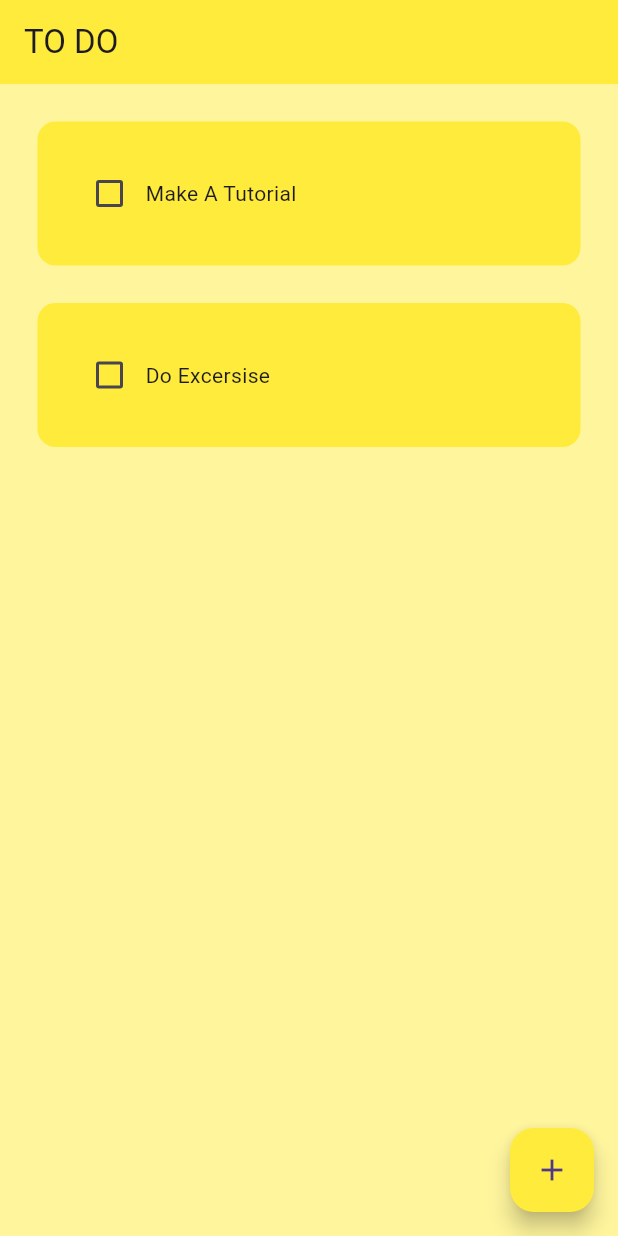
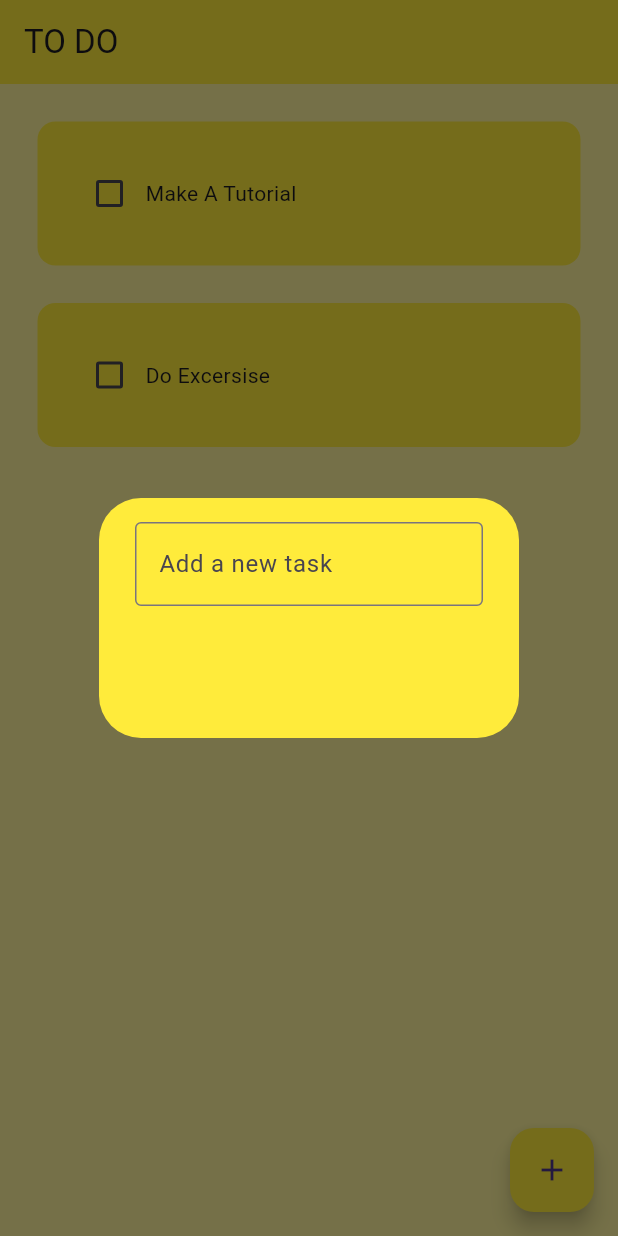
Before and after one commit to Sajmon410/simon-says, a Flutter app: the screen it shows after launch, after a tap on the "add" icon, on a phone screen of 412 x 824 dp. Run offline on Flutter 3.47's test engine with Material 3 defaults, Android fonts, the phone set to English and light mode, and no system bars.

Commit message:
Dialog Box added.

```diff
--- a/lib/pages/home_page.dart
+++ b/lib/pages/home_page.dart
@@ -1,4 +1,5 @@
 import 'package:flutter/material.dart';
+import 'package:mylist/util/dialog_box.dart';
 import 'package:mylist/util/todo_tile.dart';
 
 class HomePage extends StatefulWidget {
@@ -20,6 +21,13 @@
     toDoList[index][1]=!toDoList[index][1];
   });
 }
+
+void createNewTask(){
+  showDialog(context: context,
+   builder: (context){
+      return DialogBox();
+   });
+}
   @override
   Widget build(BuildContext context) {
     return Scaffold(
@@ -29,7 +37,7 @@
         title: Text("TO DO"),
       ),
       floatingActionButton: FloatingActionButton(
-        onPressed: (){},
+        onPressed: createNewTask,
         backgroundColor: Colors.yellow,
         child: Icon(Icons.add)),
       body: ListView.builder(
--- /dev/null
+++ b/lib/util/dialog_box.dart
@@ -0,0 +1,30 @@
+import 'package:flutter/material.dart';
+
+class DialogBox extends StatelessWidget {
+  const DialogBox({super.key});
+
+  @override
+  Widget build(BuildContext context) {
+      return AlertDialog(
+        backgroundColor: Colors.yellow,
+        content: Container(
+          height: 120,
+          child: Column(
+            children: [
+              TextField(
+                decoration: InputDecoration(
+                  border: OutlineInputBorder(),
+                hintText: "Add a new task",
+                ),
+
+              ),
+            Row(children: [
+
+            ],)
+
+            ],
+          ),
+        ),
+      );
+  }
+}
--- /dev/null
+++ b/lib/util/my_button.dart
@@ -0,0 +1,10 @@
+import 'package:flutter/material.dart';
+
+class MyButton extends StatelessWidget {
+  const MyButton({super.key});
+
+  @override
+  Widget build(BuildContext context) {
+    return Container();
+  }
+}
```
